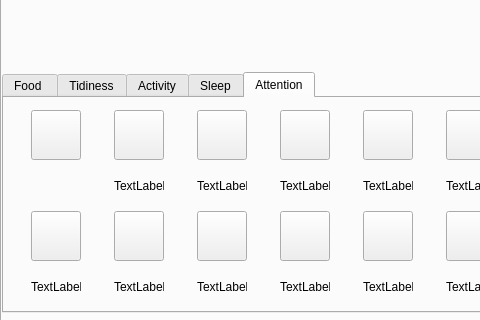
Before: the Qt Designer form animalwindow.ui in lrchva/Tamagotchi, drawn with Qt 5; both pictures show x 0 to 480 and y 354 to 674 of the 878 by 674 pixel window.
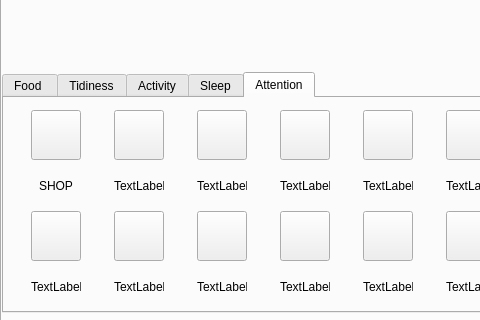
After: the same form once the commit is applied. The open tabs and pages were chosen to show the change. Icons and pictures are not drawn.

Commit message: Shop appearance + go to shop labels

```diff
--- a/animalwindow.ui
+++ b/animalwindow.ui
@@ -5156,6 +5156,28 @@
           </property>
          </widget>
         </item>
+        <item row="1" column="0">
+         <widget class="QLabel" name="t1_shop_5">
+          <property name="minimumSize">
+           <size>
+            <width>50</width>
+            <height>15</height>
+           </size>
+          </property>
+          <property name="maximumSize">
+           <size>
+            <width>50</width>
+            <height>15</height>
+           </size>
+          </property>
+          <property name="text">
+           <string>SHOP</string>
+          </property>
+          <property name="alignment">
+           <set>Qt::AlignCenter</set>
+          </property>
+         </widget>
+        </item>
        </layout>
       </widget>
      </widget>
```
Left out of the diff: 1259 changed lines with no effect on the pictures. The commit also changes 5 other files.
